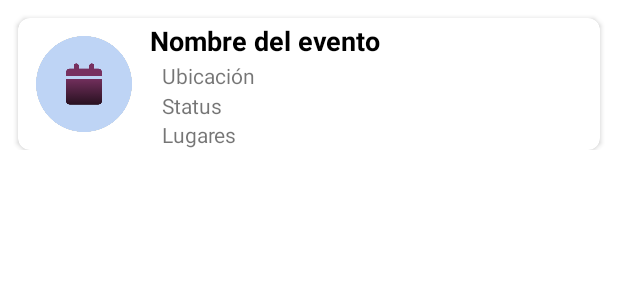
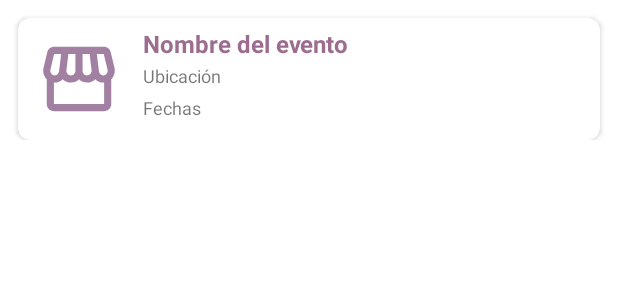
Before and after one commit to talosdg/MisBazares_Android, an Android app: the layout event_element.xml on its own in the app's theme, with its tools: preview values and no code run, on a phone screen of 412 x 824 dp. Shown: the top 300 px of the screen. Run offline under Robolectric (Android 15) with nearby library versions, the phone set to English and light mode, and no system bars.

```diff
--- a/app/src/main/java/com/talos/misbazares/ui/sellerevents/SellerEventsFragment.kt
+++ b/app/src/main/java/com/talos/misbazares/ui/sellerevents/SellerEventsFragment.kt
@@ -91,9 +91,9 @@ class SellersEventsFragment : Fragment() {
             .setTitle(event.title)
             .setMessage("""
             Admin: ${event.userId}
-            Lugar: ${event.location}
-            Cupos: ${event.places}
-            Estado: ${item.inscriptionStatus ?: "disponible"}
+            Dirección: ${event.location}
+            Cupo: ${event.places}
+            Estatus: ${item.inscriptionStatus ?: "disponible"}
         """.trimIndent())
             .setNegativeButton("Cerrar", null)
             .setNeutralButton("Ver en mapa") { _, _ ->
--- a/app/src/main/java/com/talos/misbazares/ui/sellerevents/SellerEventsViewHolder.kt
+++ b/app/src/main/java/com/talos/misbazares/ui/sellerevents/SellerEventsViewHolder.kt
@@ -15,6 +15,16 @@ class SellerEventsViewHolder(
         binding.tvLocation.text = event.location
         binding.tvStatus.text = item.inscriptionStatus ?: "disponible"
 
+        var fechas = "Fecha: "
+
+        if (event.dateIni == event.dateEnd) {
+            fechas += event.dateIni
+        }else{
+            fechas += "del " + event.dateIni + " al " + event.dateEnd
+        }
+
+            binding.tvDates.text = fechas
+
         val color = when (item.inscriptionStatus) {
             "solicitado" -> ContextCompat.getColor(itemView.context, R.color.lighblue)
             "aceptado" -> ContextCompat.getColor(itemView.context, R.color.lighgreen)
--- a/app/src/main/java/com/talos/misbazares/ui/sellerevents/SellerMapActivity.kt
+++ b/app/src/main/java/com/talos/misbazares/ui/sellerevents/SellerMapActivity.kt
@@ -28,7 +28,7 @@ class SellerMapActivity : AppCompatActivity(), OnMapReadyCallback {
         mapFragment.getMapAsync(this)
     }
     override fun onMapReady(googleMap: GoogleMap) {
-
+        map = googleMap
         val locationString = intent.getStringExtra("location") ?: "Av. Universidad 3000"
 
         val latLng = getLocationFromAddress(locationString)
--- a/app/src/main/java/com/talos/misbazares/ui/sellers/SellersFragment.kt
+++ b/app/src/main/java/com/talos/misbazares/ui/sellers/SellersFragment.kt
@@ -97,7 +97,7 @@ class SellersFragment : Fragment() {
 
     private fun mostrarDialogoDecision(inscription: InscriptionEntity) {
         AlertDialog.Builder(requireContext())
-            .setTitle("Decidir solicitud")
+            .setTitle("Vendedor solicitando")
             .setMessage("¿Aprobar o rechazar la solicitud del vendedor?")
             .setPositiveButton("Aprobar") { _, _ ->
                 viewLifecycleOwner.lifecycleScope.launch {
--- a/app/src/main/java/com/talos/misbazares/ui/sellers/SolicitudesViewHolder.kt
+++ b/app/src/main/java/com/talos/misbazares/ui/sellers/SolicitudesViewHolder.kt
@@ -9,7 +9,7 @@ class SolicitudesViewHolder(
 ) : RecyclerView.ViewHolder(binding.root) {
 
     fun bind(inscription: InscriptionEntity) {
-        binding.tvEventId.text = "Event ID: ${inscription.eventId}"
+        binding.tvEventId.text = "Event ID: ${inscription}"
         binding.tvSellerId.text = "Seller ID: ${inscription.sellerId}"
         binding.tvStatus.text = "Status: ${inscription.status}"
     }
--- a/app/src/main/res/layout/event_element.xml
+++ b/app/src/main/res/layout/event_element.xml
@@ -5,7 +5,8 @@
     xmlns:tools="http://schemas.android.com/tools"
     android:layout_width="match_parent"
     android:layout_height="wrap_content"
-    android:padding="8dp">
+    android:padding="8dp"
+    >
 
     <androidx.cardview.widget.CardView
 
@@ -27,14 +28,14 @@
 
             <ImageView
                 android:id="@+id/ivIcon"
-                android:layout_width="72dp"
-                android:layout_height="72dp"
+                android:layout_width="65dp"
+                android:layout_height="65dp"
                 android:layout_margin="8dp"
-                android:contentDescription="Imagen"
+                android:contentDescription="@string/icon_store"
                 android:outlineProvider="bounds"
                 android:padding="4dp"
                 android:scaleType="centerCrop"
-                android:src="@drawable/ico_event"
+                android:src="@drawable/baseline_storefront_24"
                 app:layout_constraintBottom_toBottomOf="parent"
                 app:layout_constraintStart_toStartOf="parent"
                 app:layout_constraintTop_toTopOf="parent" />
@@ -43,10 +44,11 @@
                 android:id="@+id/tvTitle"
                 android:layout_width="0dp"
                 android:layout_height="wrap_content"
-                android:layout_marginStart="8dp"
+                android:layout_marginStart="10dp"
                 android:layout_marginEnd="8dp"
-                android:textColor="@color/black"
-                android:textSize="18sp"
+                android:layout_marginTop="4dp"
+                android:textColor="@color/rose"
+                android:textSize="16sp"
                 android:textStyle="bold"
                 app:layout_constraintBottom_toBottomOf="parent"
                 app:layout_constraintEnd_toEndOf="parent"
@@ -60,9 +62,9 @@
                 android:id="@+id/tvLocation"
                 android:layout_width="0dp"
                 android:layout_height="wrap_content"
-                android:layout_marginStart="16dp"
-                android:layout_marginEnd="8dp"
-                android:textSize="14sp"
+                android:layout_marginStart="10dp"
+                android:layout_marginEnd="10dp"
+                android:textSize="12sp"
                 app:layout_constraintBottom_toBottomOf="parent"
                 app:layout_constraintEnd_toEndOf="parent"
                 app:layout_constraintHorizontal_bias="0.0"
@@ -75,24 +77,25 @@
                 android:id="@+id/tvStatus"
                 android:layout_width="0dp"
                 android:layout_height="wrap_content"
-                android:layout_marginStart="16dp"
-                android:layout_marginEnd="16dp"
+                android:layout_marginStart="10dp"
+                android:layout_marginEnd="10dp"
                 android:layout_marginBottom="8dp"
-                android:textSize="14sp"
+                android:textSize="12sp"
                 app:layout_constraintBottom_toBottomOf="parent"
                 app:layout_constraintEnd_toEndOf="parent"
                 app:layout_constraintStart_toEndOf="@id/ivIcon"
                 app:layout_constraintTop_toBottomOf="@id/tvLocation"
                 tools:text="Status"
+                android:visibility="gone"
                 app:layout_constraintVertical_bias="0.04"/>
             <TextView
                 android:id="@+id/tvAdmin"
                 android:layout_width="0dp"
                 android:layout_height="wrap_content"
-                android:layout_marginStart="16dp"
-                android:layout_marginEnd="16dp"
+                android:layout_marginStart="10dp"
+                android:layout_marginEnd="10dp"
                 android:layout_marginBottom="8dp"
-                android:textSize="14sp"
+                android:textSize="12sp"
                 app:layout_constraintBottom_toBottomOf="parent"
                 app:layout_constraintEnd_toEndOf="parent"
                 app:layout_constraintStart_toEndOf="@id/ivIcon"
@@ -102,19 +105,19 @@
                 app:layout_constraintVertical_bias="0.04"/>
 
             <TextView
-                android:id="@+id/tvPlaces"
+                android:id="@+id/tvDates"
                 android:layout_width="0dp"
                 android:layout_height="wrap_content"
-                android:layout_marginStart="16dp"
-                android:layout_marginEnd="8dp"
-                android:textSize="14sp"
+                android:layout_marginStart="10dp"
+                android:layout_marginEnd="10dp"
+                android:textSize="12sp"
                 app:layout_constraintBottom_toBottomOf="parent"
                 app:layout_constraintEnd_toEndOf="parent"
                 app:layout_constraintHorizontal_bias="0.0"
                 app:layout_constraintStart_toEndOf="@id/ivIcon"
                 app:layout_constraintTop_toBottomOf="@id/tvStatus"
                 app:layout_constraintVertical_bias="0.2"
-                tools:text="Lugares" />
+                tools:text="Fechas" />
 
 
         </androidx.constraintlayout.widget.ConstraintLayout>
--- a/app/src/main/res/values/strings.xml
+++ b/app/src/main/res/values/strings.xml
@@ -46,6 +46,7 @@
     <string name="seller_name">Nombre del usuario</string>
     <string name="events_list">Listado de eventos</string>
     <string name="cero">0</string>
+    <string name="icon_store">Icono_tienda</string>
 
 
     <!-- DROPDOWN ROL ITEMS VALUES -->
```
